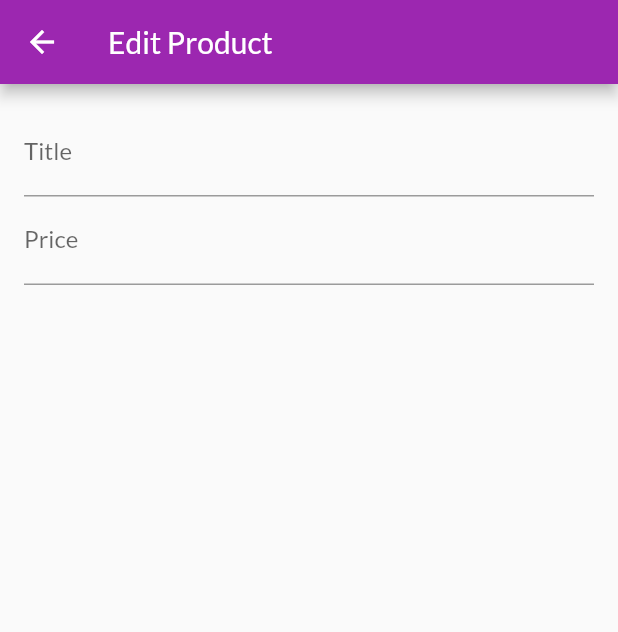
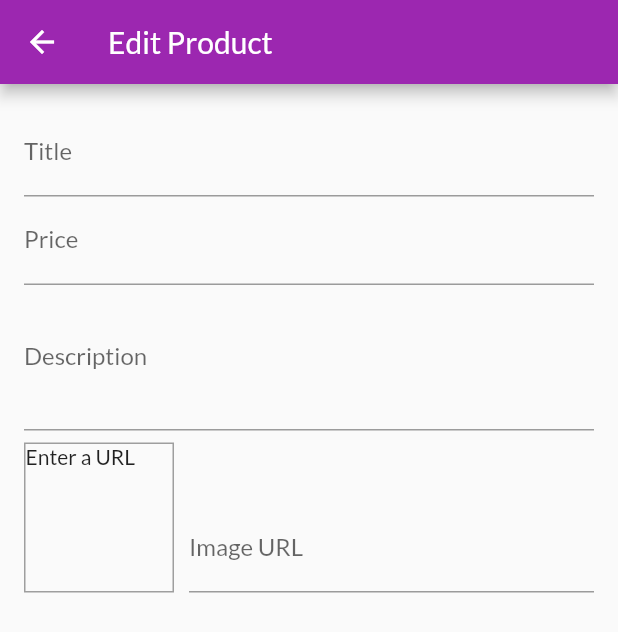
Before and after one commit to nicoproto/shop_flutter_app, a Flutter app: the EditProductScreen screen opened by its route, on a phone screen of 412 x 824 dp. Shown: the top 632 px of the screen. Run offline on Flutter 3.47's test engine with Material 2 defaults, Android fonts, the phone set to English and light mode, and no system bars; statements that could not run were skipped.

Commit message:
Multiline Inputs & Disposing Objects

```diff
--- a/lib/screens/edit_product_screen.dart
+++ b/lib/screens/edit_product_screen.dart
@@ -9,6 +9,31 @@ class EditProductScreen extends StatefulWidget {
 
 class _EditProductScreenState extends State<EditProductScreen> {
   final _priceFocusNode = FocusNode();
+  final _descriptionFocusNode = FocusNode();
+  final _imageUrlController = TextEditingController();
+  final _imageUrlFocusNode = FocusNode();
+
+  @override
+  void initState() {
+    _imageUrlFocusNode.addListener(_updateImageUrl);
+    super.initState();
+  }
+
+  void _updateImageUrl() {
+    if (!_imageUrlFocusNode.hasFocus) {
+      setState(() {});
+    }
+  }
+
+  @override
+  void dispose() {
+    _priceFocusNode.dispose();
+    _descriptionFocusNode.dispose();
+    _imageUrlFocusNode.removeListener(_updateImageUrl);
+    _imageUrlController.dispose();
+    _imageUrlFocusNode.dispose();
+    super.dispose();
+  }
 
   @override
   Widget build(BuildContext context) {
@@ -33,6 +58,51 @@ class _EditProductScreenState extends State<EditProductScreen> {
                 textInputAction: TextInputAction.next,
                 keyboardType: TextInputType.number,
                 focusNode: _priceFocusNode,
+                onFieldSubmitted: (_) {
+                  FocusScope.of(context).requestFocus(_descriptionFocusNode);
+                },
+              ),
+              TextFormField(
+                decoration: InputDecoration(labelText: 'Description',),
+                maxLines: 3,
+                keyboardType: TextInputType.multiline,
+                focusNode: _descriptionFocusNode,
+                onFieldSubmitted: (_) {
+                  // ...
+                },
+              ),
+              Row(
+                crossAxisAlignment: CrossAxisAlignment.end,
+                children: <Widget>[
+                  Container(
+                    width: 100,
+                    height: 100,
+                    margin: EdgeInsets.only(top: 8, right: 10),
+                    decoration: BoxDecoration(
+                      border: Border.all(width: 1, color: Colors.grey),
+                    ),
+                    child: _imageUrlController.text.isEmpty ?
+                      Text('Enter a URL') :
+                      FittedBox(
+                        child: Image.network(_imageUrlController.text, fit: BoxFit.cover,),
+                      ),
+                  ),
+                  Expanded(
+                    child:
+                      TextFormField(
+                        decoration: InputDecoration(
+                          labelText: 'Image URL',
+                        ),
+                        keyboardType: TextInputType.url,
+                        textInputAction: TextInputAction.done,
+                        controller: _imageUrlController,
+                        focusNode: _imageUrlFocusNode,
+                        onEditingComplete: () {
+                          setState(() {});
+                        },
+                      ),
+                  ),
+                ],
               ),
             ],
           ),
```
